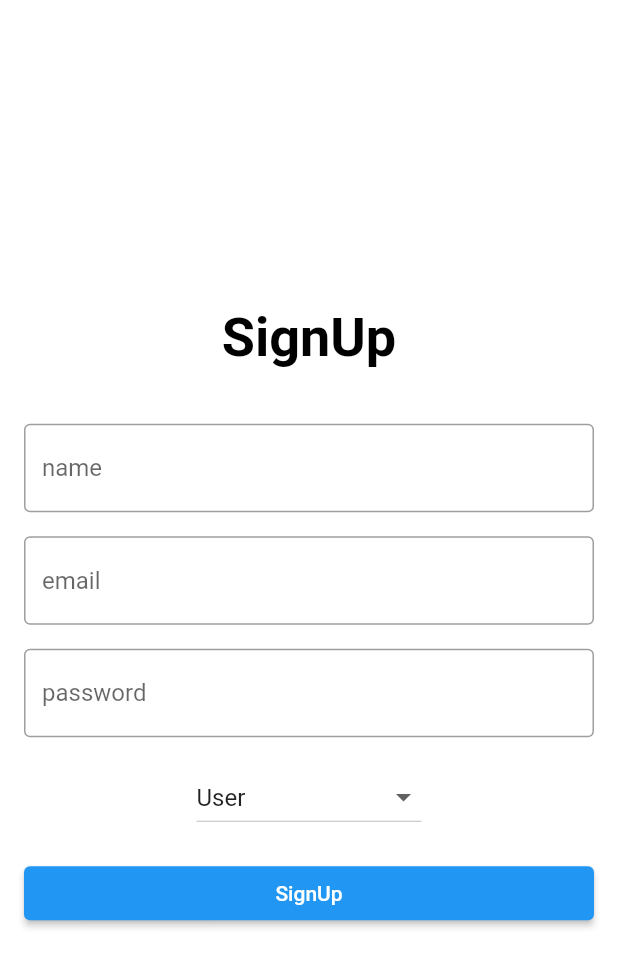
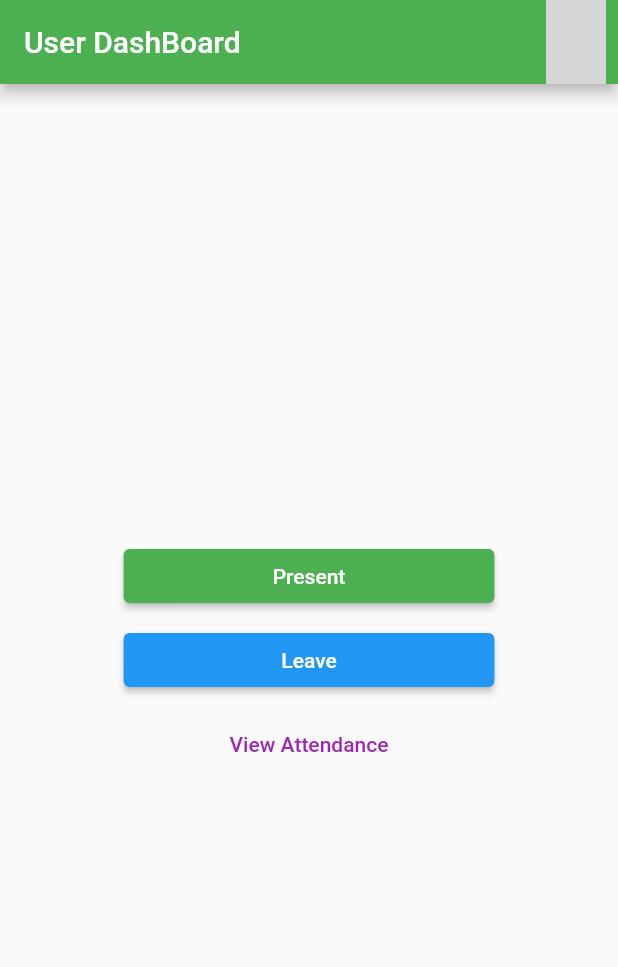
Before and after one commit to DaemonAssassin/attendance-management-system, a Flutter app: the screen it shows after launch, on a phone screen of 412 x 824 dp. Shown: the top 967 px of the screen. Run offline on Flutter 3.47's test engine with Material 2 defaults, Android fonts, the light colour scheme and no system bars; our stand-ins replace firebase_core; accounts and stored records are empty; network calls fail; grey boxes are pictures that could not be loaded.

Commit message:
Added user-dasboard, attendance_report screens

```diff
--- a/lib/main.dart
+++ b/lib/main.dart
@@ -1,4 +1,4 @@
-import 'package:attendance_management_system/screens/auth/sign_up.dart';
+import 'package:attendance_management_system/screens/user/dashboard/user_dashboard.dart';
 import 'package:firebase_core/firebase_core.dart';
 import 'package:flutter/material.dart';
 import 'firebase_options.dart';
@@ -16,8 +16,12 @@ class MyApp extends StatelessWidget {
 
   @override
   Widget build(BuildContext context) {
-    return const MaterialApp(
-      home: SignUpScreen(),
+    return MaterialApp(
+      debugShowCheckedModeBanner: false,
+      theme: ThemeData(
+        primarySwatch: Colors.green,
+      ),
+      home: const UserDashboardScreen(),
     );
   }
 }
--- /dev/null
+++ b/lib/screens/user/dashboard/user_dashboard.dart
@@ -0,0 +1,94 @@
+import 'package:flutter/material.dart';
+import '../attendance_report/attendance_report.dart';
+
+class UserDashboardScreen extends StatefulWidget {
+  const UserDashboardScreen({super.key});
+
+  @override
+  State<UserDashboardScreen> createState() => _UserDashboardScreenState();
+}
+
+class _UserDashboardScreenState extends State<UserDashboardScreen> {
+  late Size _size;
+  String _attendanceStatus = '';
+
+  @override
+  Widget build(BuildContext context) {
+    _size = MediaQuery.of(context).size;
+    return Scaffold(
+      appBar: AppBar(
+        title: const Text('User DashBoard'),
+        actions: [
+          Padding(
+            padding: const EdgeInsets.symmetric(horizontal: 8.0),
+            child: InkWell(
+              onTap: () {},
+              child: const CircleAvatar(
+                backgroundImage: NetworkImage(
+                  'https://images.pexels.com/photos/3584924/pexels-photo-3584924.jpeg?auto=compress&cs=tinysrgb&w=600',
+                ),
+              ),
+            ),
+          ),
+        ],
+      ),
+      body: Center(
+        child: Column(
+          mainAxisAlignment: MainAxisAlignment.center,
+          crossAxisAlignment: CrossAxisAlignment.center,
+          children: [
+            SizedBox(
+              width: _size.width * 0.6,
+              child: ElevatedButton(
+                onPressed: _attendanceStatus.isNotEmpty
+                    ? null
+                    : () {
+                        setState(() => _attendanceStatus = 'P');
+                        ScaffoldMessenger.of(context).showSnackBar(
+                          const SnackBar(
+                            content: Text('You Marked Present'),
+                          ),
+                        );
+                      },
+                child: const Text('Present'),
+              ),
+            ),
+            const SizedBox(height: 8.0),
+            SizedBox(
+              width: _size.width * 0.6,
+              child: ElevatedButton(
+                style: ElevatedButton.styleFrom(backgroundColor: Colors.blue),
+                onPressed: _attendanceStatus.isNotEmpty
+                    ? null
+                    : () {
+                        setState(() => _attendanceStatus = 'L');
+                        ScaffoldMessenger.of(context).showSnackBar(
+                          const SnackBar(
+                            content: Text('You Requested Leave'),
+                          ),
+                        );
+                      },
+                child: const Text('Leave'),
+              ),
+            ),
+            const SizedBox(height: 8.0),
+            TextButton(
+              style: TextButton.styleFrom(
+                foregroundColor: Colors.purple,
+              ),
+              onPressed: () {
+                Navigator.push(
+                  context,
+                  MaterialPageRoute(
+                    builder: (_) => const AttendanceReportScreen(),
+                  ),
+                );
+              },
+              child: const Text('View Attendance'),
+            ),
+          ],
+        ),
+      ),
+    );
+  }
+}
```
Also changed, not shown: lib/screens/auth/sign_in.dart (+17 -0 lines), lib/screens/auth/sign_up.dart (+18 -1 lines), lib/screens/user/attendance_report/attendance_report.dart (added, +97 -0 lines).
